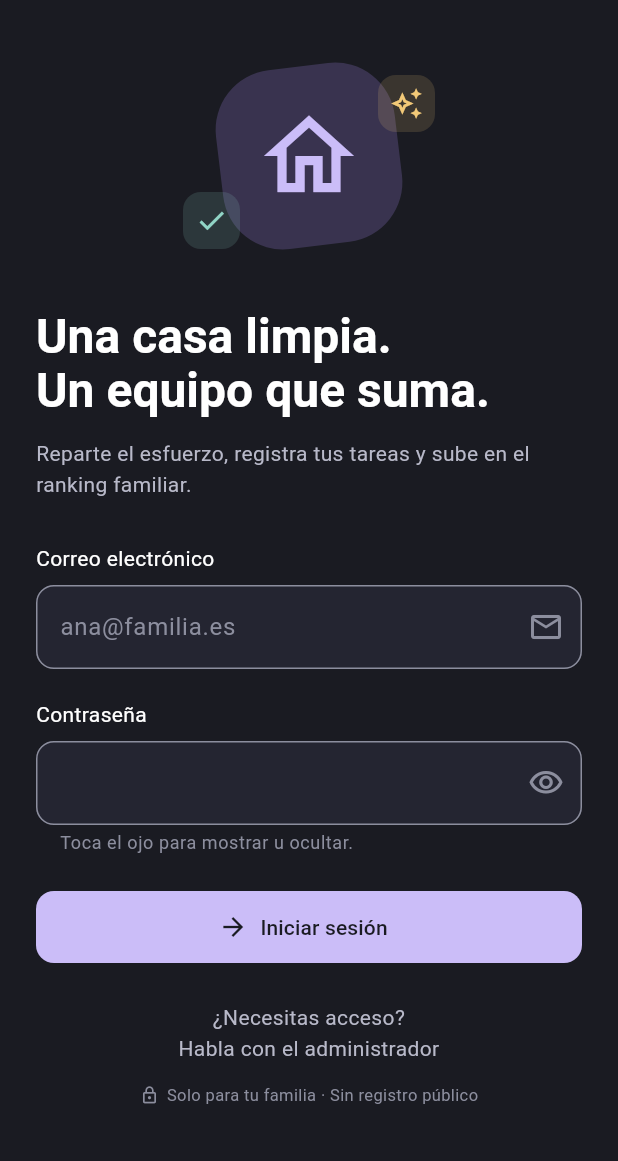
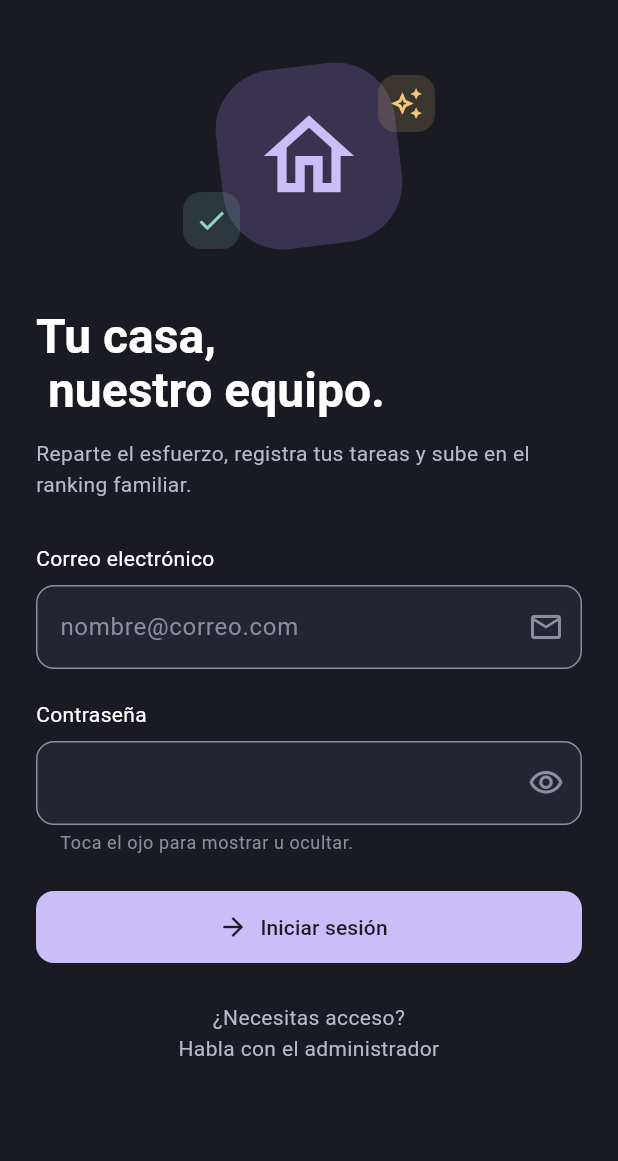
Before and after one commit to EMSiiU/casa_en_juego, a Flutter app: the screen it shows after launch, on a phone screen of 412 x 824 dp, the part 75-1236 px from its top. Run offline on Flutter 3.47's test engine with Material 3 defaults, Android fonts, the light colour scheme and no system bars; our stand-ins replace firebase_core, firebase_messaging, fl_chart, flutter_riverpod, go_router, supabase_flutter; accounts and stored records are empty.

Commit message:
feat: update login page text and remove unnecessary information

```diff
--- a/lib/features/auth/presentation/login_page.dart
+++ b/lib/features/auth/presentation/login_page.dart
@@ -69,7 +69,7 @@ class _LoginPageState extends ConsumerState<LoginPage> {
                         const _HouseIllustration(),
                         const SizedBox(height: 32),
                         Text(
-                          'Una casa limpia.\nUn equipo que suma.',
+                          'Tu casa,\n nuestro equipo.',
                           style: Theme.of(context).textTheme.headlineLarge
                               ?.copyWith(
                                 fontWeight: FontWeight.w700,
@@ -98,8 +98,8 @@ class _LoginPageState extends ConsumerState<LoginPage> {
                           ],
                           autocorrect: false,
                           decoration: const InputDecoration(
-                            hintText: 'ana@familia.es',
                             suffixIcon: Icon(Icons.mail_outline),
+                            hintText: 'nombre@correo.com',
                           ),
                           validator: (value) {
                             final email = value?.trim() ?? '';
@@ -185,26 +185,6 @@ class _LoginPageState extends ConsumerState<LoginPage> {
                           ),
                         ),
                         const SizedBox(height: 12),
-                        const Row(
-                          mainAxisAlignment: MainAxisAlignment.center,
-                          children: [
-                            Icon(
-                              Icons.lock_outline,
-                              size: 13,
-                              color: AppTheme.secondaryText,
-                            ),
-                            SizedBox(width: 5),
-                            Flexible(
-                              child: Text(
-                                'Solo para tu familia · Sin registro público',
-                                style: TextStyle(
-                                  color: AppTheme.secondaryText,
-                                  fontSize: 11,
-                                ),
-                              ),
-                            ),
-                          ],
-                        ),
                       ],
                     ),
                   ),
```
